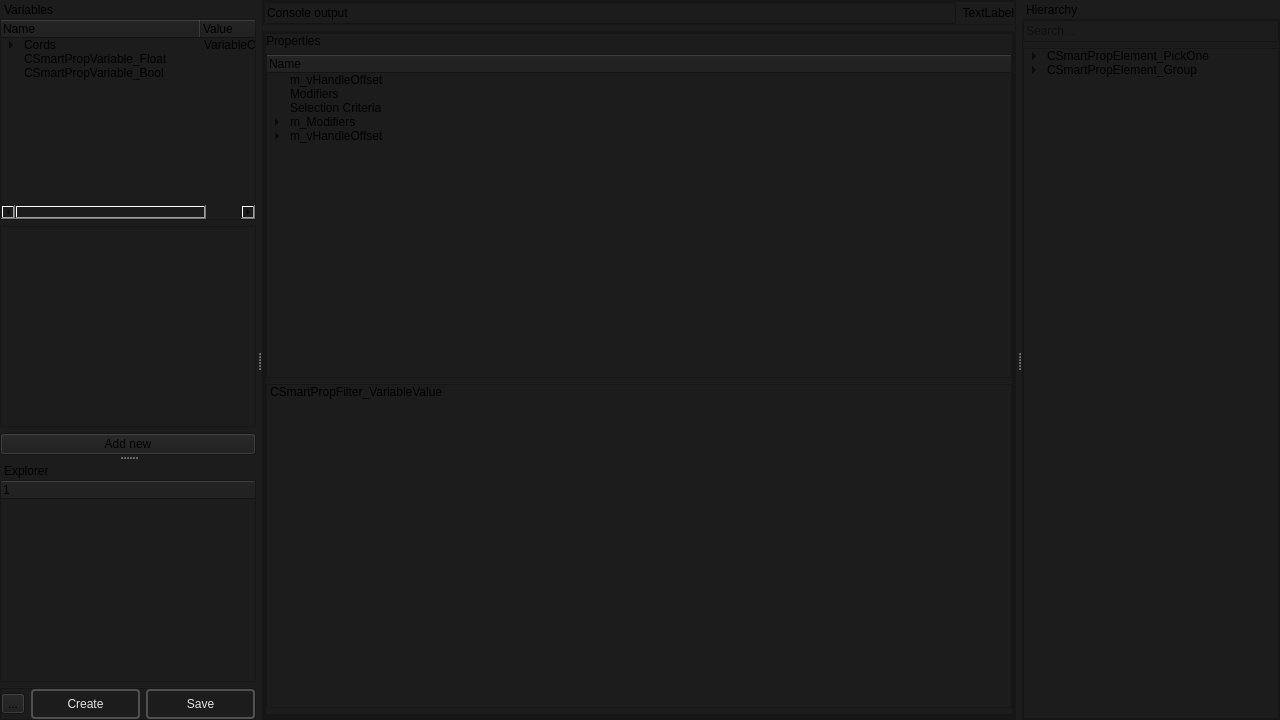
Old version of the form smartprop_editor/main.ui in the repository dertwist/Hammer5Tools.
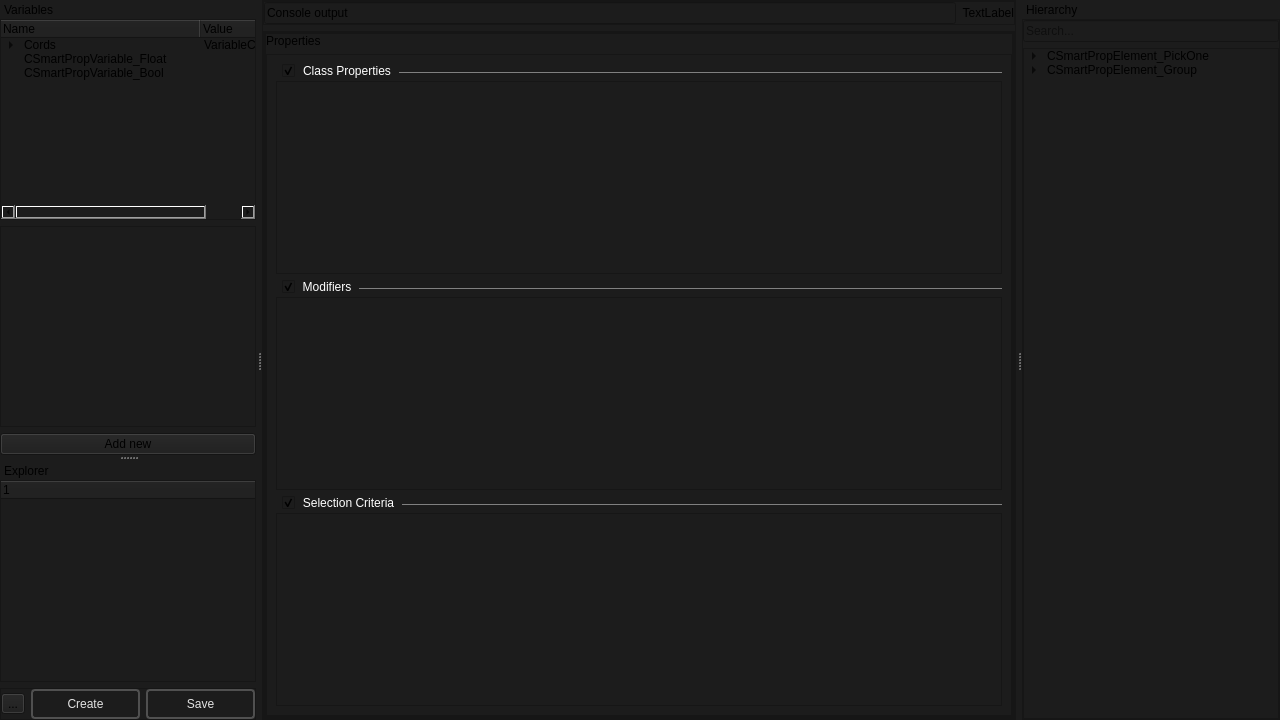
New version of the form. Icons and pictures are not drawn.

The edit to the form file:
```diff
--- a/smartprop_editor/main.ui
+++ b/smartprop_editor/main.ui
@@ -137,6 +137,9 @@
              <number>0</number>
             </property>
             <layout class="QHBoxLayout" name="horizontalLayout_4">
+             <property name="spacing">
+              <number>0</number>
+             </property>
              <property name="leftMargin">
               <number>0</number>
              </property>
@@ -181,105 +184,253 @@
                  </widget>
                 </item>
                 <item>
-                 <widget class="QTreeWidget" name="treeWidget_3">
-                  <attribute name="headerVisible">
+                 <widget class="QScrollArea" name="scrollArea">
+                  <property name="widgetResizable">
                    <bool>true</bool>
-                  </attribute>
-                  <attribute name="headerCascadingSectionResizes">
-                   <bool>false</bool>
-                  </attribute>
-                  <attribute name="headerDefaultSectionSize">
-                   <number>280</number>
-                  </attribute>
-                  <attribute name="headerHighlightSections">
-                   <bool>false</bool>
-                  </attribute>
-                  <attribute name="headerShowSortIndicator" stdset="0">
-                   <bool>false</bool>
-                  </attribute>
-                  <column>
-                   <property name="text">
-                    <string>Name</string>
-                   </property>
-                  </column>
-                  <item>
-                   <property name="text">
-                    <string>m_vHandleOffset</string>
-                   </property>
-                  </item>
-                  <item>
-                   <property name="text">
-                    <string>Modifiers</string>
-                   </property>
-                  </item>
-                  <item>
-                   <property name="text">
-                    <string>Selection Criteria</string>
-                   </property>
-                  </item>
-                  <item>
-                   <property name="text">
-                    <string>m_Modifiers</string>
-                   </property>
-                   <item>
-                    <property name="text">
-                     <string>CSmartPropFilter_VariableValue</string>
-                    </property>
-                   </item>
-                   <item>
-                    <property name="text">
-                     <string>CSmartPropOperation_RestoreState</string>
-                    </property>
-                   </item>
-                   <item>
-                    <property name="text">
-                     <string>CSmartPropOperation_SetVariable</string>
-                    </property>
-                   </item>
-                  </item>
-                  <item>
-                   <property name="text">
-                    <string>m_vHandleOffset</string>
-                   </property>
-                   <item>
-                    <property name="text">
-                     <string>m_Components</string>
-                    </property>
-                   </item>
-                  </item>
-                 </widget>
-                </item>
-                <item>
-                 <widget class="QListWidget" name="properties_widget_list">
-                  <item>
-                   <property name="text">
-                    <string>CSmartPropFilter_VariableValue</string>
-                   </property>
-                  </item>
-                 </widget>
-                </item>
-                <item>
-                 <widget class="QFrame" name="frame_5">
-                  <property name="frameShape">
-                   <enum>QFrame::StyledPanel</enum>
                   </property>
-                  <property name="frameShadow">
-                   <enum>QFrame::Raised</enum>
-                  </property>
-                  <layout class="QHBoxLayout" name="horizontalLayout_3">
-                   <property name="leftMargin">
-                    <number>0</number>
+                  <widget class="QWidget" name="scrollAreaWidgetContents">
+                   <property name="geometry">
+                    <rect>
+                     <x>0</x>
+                     <y>0</y>
+                     <width>532</width>
+                     <height>656</height>
+                    </rect>
                    </property>
-                   <property name="topMargin">
-                    <number>0</number>
-                   </property>
-                   <property name="rightMargin">
-                    <number>0</number>
-                   </property>
-                   <property name="bottomMargin">
-                    <number>0</number>
-                   </property>
-                  </layout>
+                   <layout class="QVBoxLayout" name="verticalLayout_17">
+                    <item>
+                     <widget class="QGroupBox" name="group_class_properties">
+                      <property name="styleSheet">
+                       <string notr="true">/* QGroupBox Style */
+QGroupBox {
+    border: 1px solid gray; /* Set the border color and width */
+    border-bottom: none; /* Remove the bottom border */
+    border-left: none; /* Remove the left border */
+    border-right: none; /* Remove the right border */
+    margin-top: 8px; /* Space for the title */
+	padding-top: 8px;
+}
+
+/* Title Style */
+QGroupBox::title {
+    subcontrol-origin: margin;
+    subcontrol-position: top left;
+    padding: 0 6;
+    color: white; 
+}
+
+QGroupBox::indicator {
+    width: 13px;
+    height: 13px;
+}
+
+QGroupBox::indicator:checked {
+    image: url(://icons/arrow_drop_right.png);
+}
+
+QGroupBox::indicator:unchecked {
+    image: url(://icons/arrow_drop_down.png); 
+}</string>
+                      </property>
+                      <property name="title">
+                       <string>Class Properties</string>
+                      </property>
+                      <property name="flat">
+                       <bool>false</bool>
+                      </property>
+                      <property name="checkable">
+                       <bool>true</bool>
+                      </property>
+                      <layout class="QVBoxLayout" name="verticalLayout_13">
+                       <property name="leftMargin">
+                        <number>0</number>
+                       </property>
+                       <property name="topMargin">
+                        <number>0</number>
+                       </property>
+                       <property name="rightMargin">
+                        <number>0</number>
+                       </property>
+                       <property name="bottomMargin">
+                        <number>0</number>
+                       </property>
+                       <item>
+                        <widget class="QScrollArea" name="scrollArea__class_properties">
+                         <property name="widgetResizable">
+                          <bool>true</bool>
+                         </property>
+                         <widget class="QWidget" name="_class_properties_widget">
+                          <property name="geometry">
+                           <rect>
+                            <x>0</x>
+                            <y>0</y>
+                            <width>512</width>
+                            <height>190</height>
+                           </rect>
+                          </property>
+                          <layout class="QVBoxLayout" name="verticalLayout_14"/>
+                         </widget>
+                        </widget>
+                       </item>
+                      </layout>
+                     </widget>
+                    </item>
+                    <item>
+                     <widget class="QGroupBox" name="group_modifiers">
+                      <property name="styleSheet">
+                       <string notr="true">/* QGroupBox Style */
+QGroupBox {
+    border: 1px solid gray; /* Set the border color and width */
+    border-bottom: none; /* Remove the bottom border */
+    border-left: none; /* Remove the left border */
+    border-right: none; /* Remove the right border */
+    margin-top: 8px; /* Space for the title */
+	padding-top: 8px;
+}
+
+/* Title Style */
+QGroupBox::title {
+    subcontrol-origin: margin;
+    subcontrol-position: top left;
+    padding: 0 6;
+    color: white; 
+}
+
+QGroupBox::indicator {
+    width: 13px;
+    height: 13px;
+}
+
+QGroupBox::indicator:checked {
+    image: url(://icons/arrow_drop_right.png);
+}
+
+QGroupBox::indicator:unchecked {
+    image: url(://icons/arrow_drop_down.png); 
+}</string>
+                      </property>
+                      <property name="title">
+                       <string>Modifiers</string>
+                      </property>
+                      <property name="flat">
+                       <bool>false</bool>
+                      </property>
+                      <property name="checkable">
+                       <bool>true</bool>
+                      </property>
+                      <layout class="QVBoxLayout" name="verticalLayout">
+                       <property name="leftMargin">
+                        <number>0</number>
+                       </property>
+                       <property name="topMargin">
+                        <number>0</number>
+                       </property>
+                       <property name="rightMargin">
+                        <number>0</number>
+                       </property>
+                       <property name="bottomMargin">
+                        <number>0</number>
+                       </property>
+                       <item>
+                        <widget class="QScrollArea" name="scrollArea_modifiers">
+                         <property name="widgetResizable">
+                          <bool>true</bool>
+                         </property>
+                         <widget class="QWidget" name="modifiers_widget">
+                          <property name="geometry">
+                           <rect>
+                            <x>0</x>
+                            <y>0</y>
+                            <width>512</width>
+                            <height>189</height>
+                           </rect>
+                          </property>
+                          <layout class="QVBoxLayout" name="verticalLayout_4"/>
+                         </widget>
+                        </widget>
+                       </item>
+                      </layout>
+                     </widget>
+                    </item>
+                    <item>
+                     <widget class="QGroupBox" name="group_selection_criteria">
+                      <property name="styleSheet">
+                       <string notr="true">/* QGroupBox Style */
+QGroupBox {
+    border: 1px solid gray; /* Set the border color and width */
+    border-bottom: none; /* Remove the bottom border */
+    border-left: none; /* Remove the left border */
+    border-right: none; /* Remove the right border */
+    margin-top: 8px; /* Space for the title */
+	padding-top: 8px;
+}
+
+/* Title Style */
+QGroupBox::title {
+    subcontrol-origin: margin;
+    subcontrol-position: top left;
+    padding: 0 6;
+    color: white; 
+}
+
+QGroupBox::indicator {
+    width: 13px;
+    height: 13px;
+}
+
+QGroupBox::indicator:checked {
+    image: url(://icons/arrow_drop_right.png);
+}
+
+QGroupBox::indicator:unchecked {
+    image: url(://icons/arrow_drop_down.png); 
+}</string>
+                      </property>
+                      <property name="title">
+                       <string>Selection Criteria</string>
+                      </property>
+                      <property name="flat">
+                       <bool>false</bool>
+                      </property>
+                      <property name="checkable">
+                       <bool>true</bool>
+                      </property>
+                      <layout class="QVBoxLayout" name="verticalLayout_15">
+                       <property name="leftMargin">
+                        <number>0</number>
+                       </property>
+                       <property name="topMargin">
+                        <number>0</number>
+                       </property>
+                       <property name="rightMargin">
+                        <number>0</number>
+                       </property>
+                       <property name="bottomMargin">
+                        <number>0</number>
+                       </property>
+                       <item>
+                        <widget class="QScrollArea" name="scrollArea_selection_criteria">
+                         <property name="widgetResizable">
+                          <bool>true</bool>
+                         </property>
+                         <widget class="QWidget" name="selection_criteria_widget">
+                          <property name="geometry">
+                           <rect>
+                            <x>0</x>
+                            <y>0</y>
+                            <width>512</width>
+                            <height>190</height>
+                           </rect>
+                          </property>
+                          <layout class="QVBoxLayout" name="verticalLayout_16"/>
+                         </widget>
+                        </widget>
+                       </item>
+                      </layout>
+                     </widget>
+                    </item>
+                   </layout>
+                  </widget>
                  </widget>
                 </item>
                </layout>
```
Left out of the diff: 6 changed lines with no effect on the pictures.
